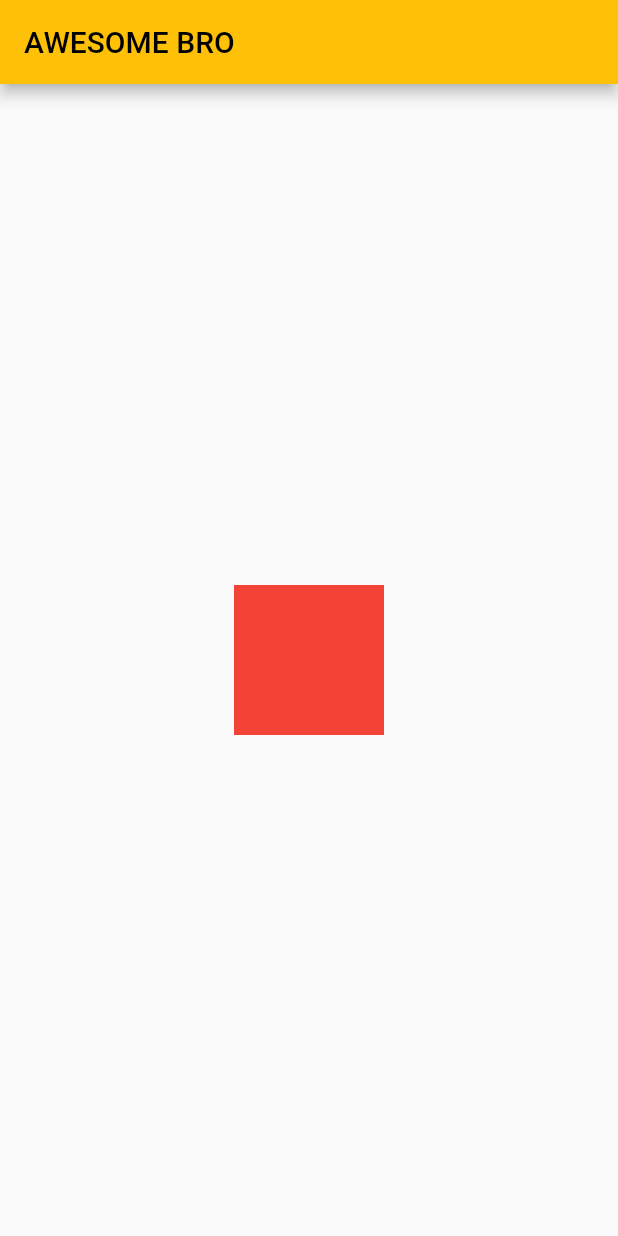
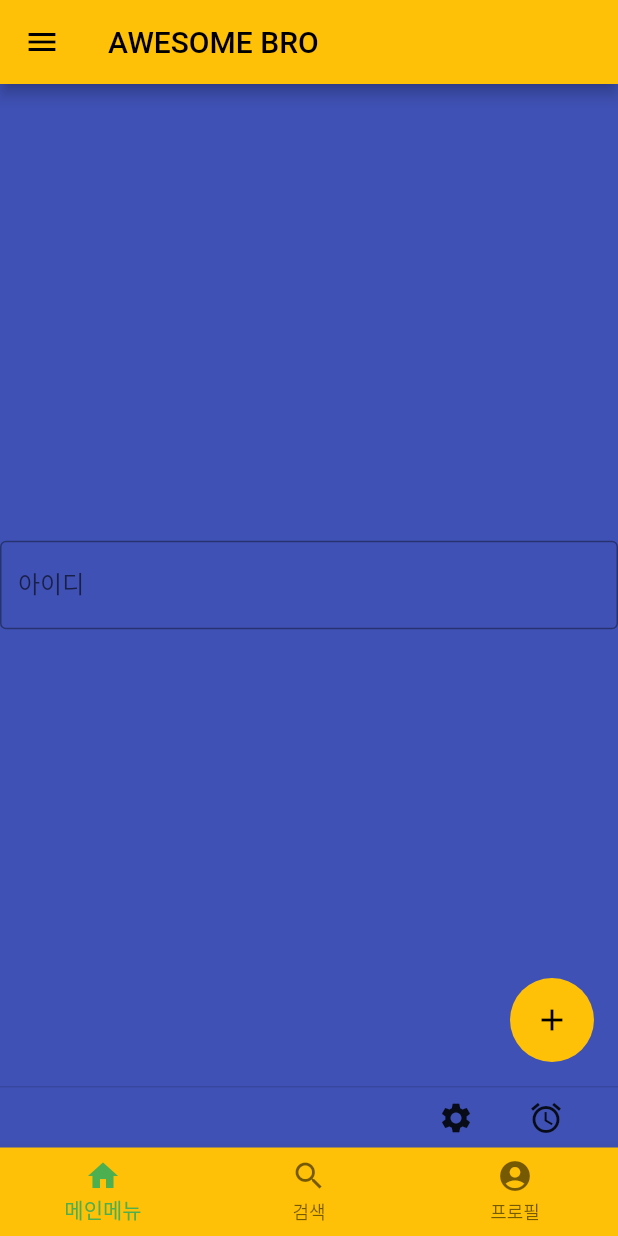
Before and after one commit to stufit/first_inflearn_flutter, a Flutter app: the screen it shows after launch, on a phone screen of 412 x 824 dp. Run offline on Flutter 3.47's test engine with Material 2 defaults, Android fonts, the phone set to English and light mode, and no system bars.

Commit message:
Scaffold 속성

```diff
--- a/lib/main.dart
+++ b/lib/main.dart
@@ -4,59 +4,6 @@ void main() {
   runApp(const MyApp());
 }
 
-/*
-// Column
-class MyApp extends StatelessWidget {
-  const MyApp({super.key});
-  @override
-  Widget build(BuildContext context) {
-    return Column(
-      children: [
-        Container(
-        color: Colors.red,
-      width: 100,
-        height: 100,
-      margin: EdgeInsets.all(10),
-    ),
-        Container(
-          color: Colors.blueAccent,
-          width: 50,
-          height: 50,
-          margin: EdgeInsets.all(10),
-        )
-      ],
-    );
-  }
-}
-
-   */
-
-/*
-// row
-class MyApp extends StatelessWidget {
-  const MyApp({super.key});
-  @override
-  Widget build(BuildContext context) {
-    return Row(
-      textDirection: TextDirection.rtl,
-      children: [
-        Container(
-          color: Colors.red,
-          width: 100,
-          height: 100,
-          margin: EdgeInsets.all(10),
-        ),
-        Container(
-          color: Colors.blueAccent,
-          width: 50,
-          height: 50,
-          margin: EdgeInsets.all(10),
-        )
-      ],
-    );
-  }
-}
- */
 
 class MyApp extends StatelessWidget {
   const MyApp({super.key});
@@ -72,13 +19,52 @@ class MyApp extends StatelessWidget {
               title: Text("AWESOME BRO"),
             ),
             body: Center(
-              child: Container(
-                color: Colors.red,
-                width: 100,
-                height: 100,
-                margin: EdgeInsets.all(10),
+              child: TextField(
+                decoration: InputDecoration(
+                  border: OutlineInputBorder(),
+                  labelText: '아이디',
+                )
+              )
+            ),
+            floatingActionButton: FloatingActionButton(
+              elevation: 0.0, // 그림자 같은거
+              onPressed: () {}, // 익명 함수
+              child: Icon(Icons.add),
+            ),
+            floatingActionButtonLocation: FloatingActionButtonLocation.endFloat, // 더하기 버튼 위치 조정
+            drawer: Drawer(
+              child: ListView(
+                children: [
+                  ListTile(title:Text("첫번째 메뉴")),
+                  ListTile(title:Text("두번째 메뉴")),
+                ],
               ),
+            ), // 왼쪽 상단 메뉴
+            persistentFooterButtons: [
+              Icon(Icons.settings),
+              SizedBox(width: 20), // 아이콘 사이 간격
+              Icon(Icons.access_alarm),
+              SizedBox(width: 20),
+            ], // 하단 아이콘
+            bottomNavigationBar: BottomNavigationBar(
+              currentIndex: 0, // 어디가 초기값인지
+              fixedColor: Colors.green,
+              items: [
+                BottomNavigationBarItem(
+                    label: "메인메뉴",
+                    icon: Icon(Icons.home)),
+                BottomNavigationBarItem(
+                    label: "검색",
+                    icon: Icon(Icons.search)),
+                BottomNavigationBarItem(
+                    label: "프로필",
+                    icon: Icon(Icons.account_circle)),
+              ],
+              onTap: (int indexOfItem){},
+              backgroundColor: Colors.amber,
             ),
+            backgroundColor: Colors.indigo,
+            resizeToAvoidBottomInset: false, // 키보드가 올라오면 화면이 줄어드는 것을 방지
           ),
         );
   }
```
